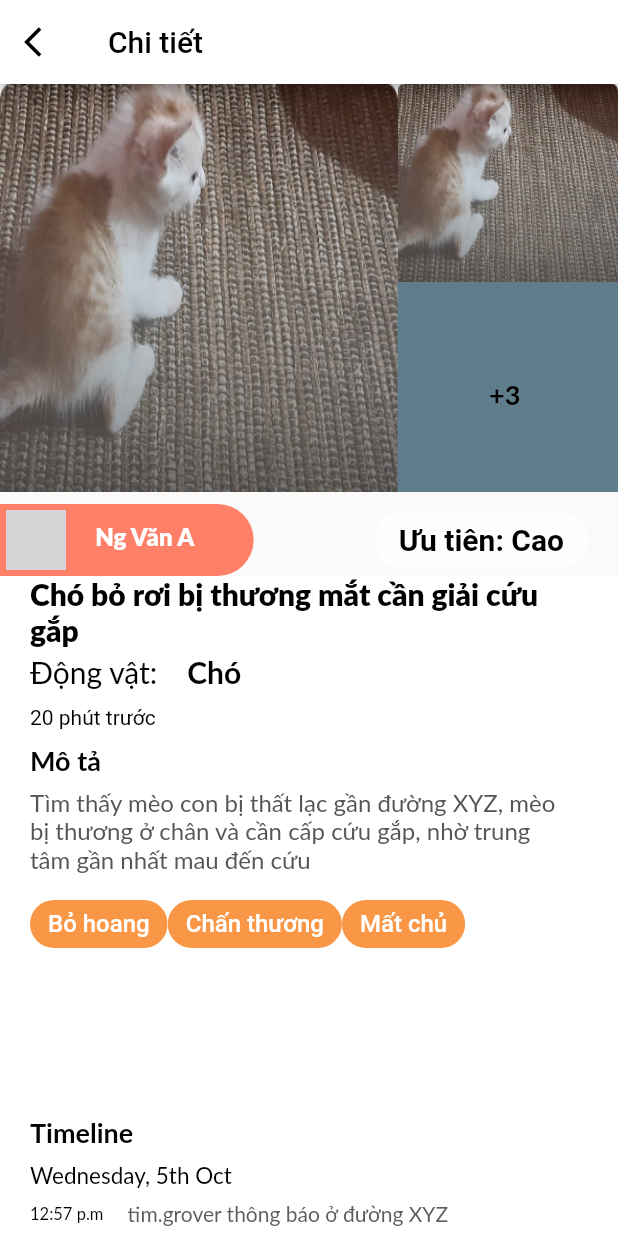
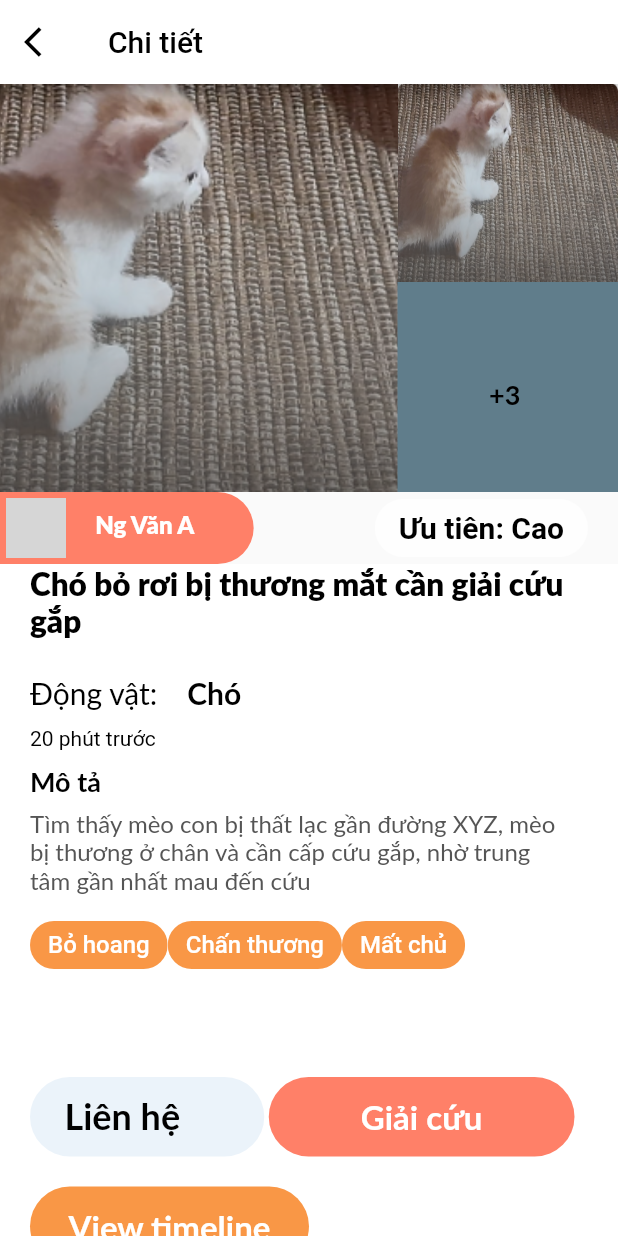
Before and after one commit to catInOrbit/PetRescue, a Flutter app: the DetailCard screen opened directly with sample values from the repository, on a phone screen of 412 x 824 dp. Run offline on Flutter 3.47's test engine with Material 2 defaults, Android fonts, the phone set to English and light mode, and no system bars; our stand-ins replace email_validator, flutter_icons, flutter_signin_button, flutter_slidable, flutter_svg, formz and 4 more; missing offline and left inert: flappy_search_bar, flutter_custom_dialog, timeline_list; network calls fail; Roboto replaces fonts that are missing (Lato); grey boxes are pictures that could not be loaded.

Commit message:
routine commit

```diff
--- a/lib/screens/timeline.dart
+++ b/lib/screens/timeline.dart
@@ -114,7 +114,7 @@ class _TimelineBottomCardState extends State<TimelineBottomCard> {
                 ),
                 SizedBox(height: 19.50),
                 Text(
-                  "Information",
+                  "Thông tin",
                   style: TextStyle(
                     color: Colors.black,
                     fontSize: 18,
@@ -149,7 +149,7 @@ class _TimelineBottomCardState extends State<TimelineBottomCard> {
                       Wrap(
                         children: [
                           Text(
-                            "Rescued:",
+                            " Đã giải cúu lúc:",
                             style: TextStyle(
                               color: Colors.white,
                               fontSize: 16,
@@ -230,7 +230,7 @@ class _TimelineBottomCardState extends State<TimelineBottomCard> {
                       ),
                       SizedBox(height: 11.17),
                       Text(
-                        "Located:",
+                        "Tại:",
                         style: TextStyle(
                           color: Colors.white,
                           fontSize: 16,
--- a/lib/widgets/detail_card.dart
+++ b/lib/widgets/detail_card.dart
@@ -35,9 +35,7 @@ class DetailCard extends StatelessWidget {
               mainAxisSize: MainAxisSize.max,
               crossAxisAlignment: CrossAxisAlignment.center,
               children: [
-                Padding(
-                  padding: const EdgeInsets.only(bottom: 8.0),
-                  child: Container(
+                Container(
                   child: Column(
                     mainAxisSize: MainAxisSize.min,
                     crossAxisAlignment: CrossAxisAlignment.center,
@@ -53,7 +51,7 @@ class DetailCard extends StatelessWidget {
                                   image: DecorationImage(
                                       image:
                                       AssetImage("lib/assets/cat3.png"),
-                                        fit: BoxFit.fill)),
+                                      fit: BoxFit.cover)),
                             ),
                           ),
                           Column(
@@ -108,7 +106,6 @@ class DetailCard extends StatelessWidget {
                     ],
                   ),
                 ),
-                ),
                 Row(
                   mainAxisAlignment: MainAxisAlignment.spaceBetween,
 
@@ -153,7 +150,7 @@ class DetailCard extends StatelessWidget {
                                           postModel.title,
                                           style: TextStyle(
                                             color: Colors.black,
-                                            fontSize: 20,
+                                            fontSize: 21,
                                             fontFamily: "Lato",
                                             fontWeight: FontWeight.w900,
                                           ),
@@ -163,6 +160,7 @@ class DetailCard extends StatelessWidget {
                                     ),
                                   ),
 
+                                  SizedBox(height: 20,),
                                   IntrinsicHeight(
                                     child: Column(
                                       children: [
@@ -361,18 +359,14 @@ class DetailCard extends StatelessWidget {
                           ),
                         ),
                         SizedBox(height: 20),
-                        SizedBox(height: 20),
-                        InkWell(
-                            onTap: (){
-                              // Navigator.push(context, MaterialPageRoute(
-                              //
-                              // ))
-                            },
-                            child: TimelineDetail()
-                        ),
+                        SizedBox(
+                          height: 200,
+                            child: TimelineDetail(postModel: postModel,)),
+                        SizedBox(height: 20,),
+                        Flexible(
+                          child: Container(height: 30,),
+                        )
 
-                        SizedBox(height: 20,),
-                        DetailCardButton(postModel: postModel, isTimeline: true,),
                       ],
                     ),
                   ),
@@ -466,29 +460,31 @@ class StoryDetail extends StatelessWidget {
 }
 
 class TimelineDetail extends StatelessWidget {
+  final Post postModel;
+
+  const TimelineDetail({Key key, this.postModel}) : super(key: key);
   @override
   Widget build(BuildContext context) {
-    return Container(
+    return IntrinsicHeight(
       child: Column(
         mainAxisSize: MainAxisSize.min,
         crossAxisAlignment: CrossAxisAlignment.start,
         children: [
           Row(
+            mainAxisAlignment: MainAxisAlignment.start,
             children: [
-              Text(
-                "Timeline",
-                style: TextStyle(
-                  color: Colors.black,
-                  fontSize: 18,
-                  fontFamily: "Lato",
-                  fontWeight: FontWeight.w700,
-                ),
-              ),
+
+              DetailCardButton(postModel: postModel, isTimeline: true,),
+              Flexible(child: Container(width: 300,))
 
             ],
           ),
+
+
           SizedBox(height: 8.50),
-          Column(
+          Padding(
+            padding: const EdgeInsets.all(8.0),
+            child: Column(
               mainAxisSize: MainAxisSize.min,
               crossAxisAlignment: CrossAxisAlignment.start,
               children: [
@@ -496,7 +492,7 @@ class TimelineDetail extends StatelessWidget {
                   "Wednesday, 5th Oct ",
                   style: TextStyle(
                     color: Colors.black,
-                  fontSize: 15,
+                    fontSize: 18,
                     fontFamily: "Lato",
                     fontWeight: FontWeight.w400,
                   ),
@@ -652,6 +648,7 @@ class TimelineDetail extends StatelessWidget {
                 ),
               ],
             ),
+          ),
         ],
       ),
     );
```
Also changed, not shown: lib/repository/data/post_data.dart (+24 -1 lines), lib/widgets/common.dart (+140 -25 lines). Lines whose indentation alone changed are shown as unchanged.
